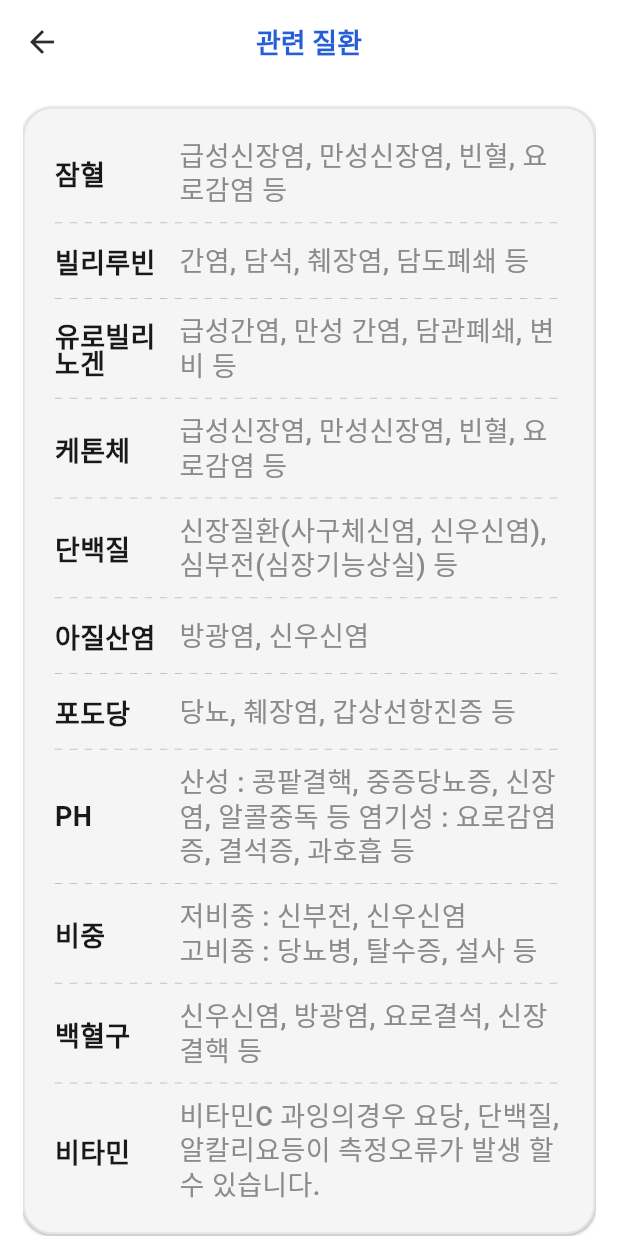
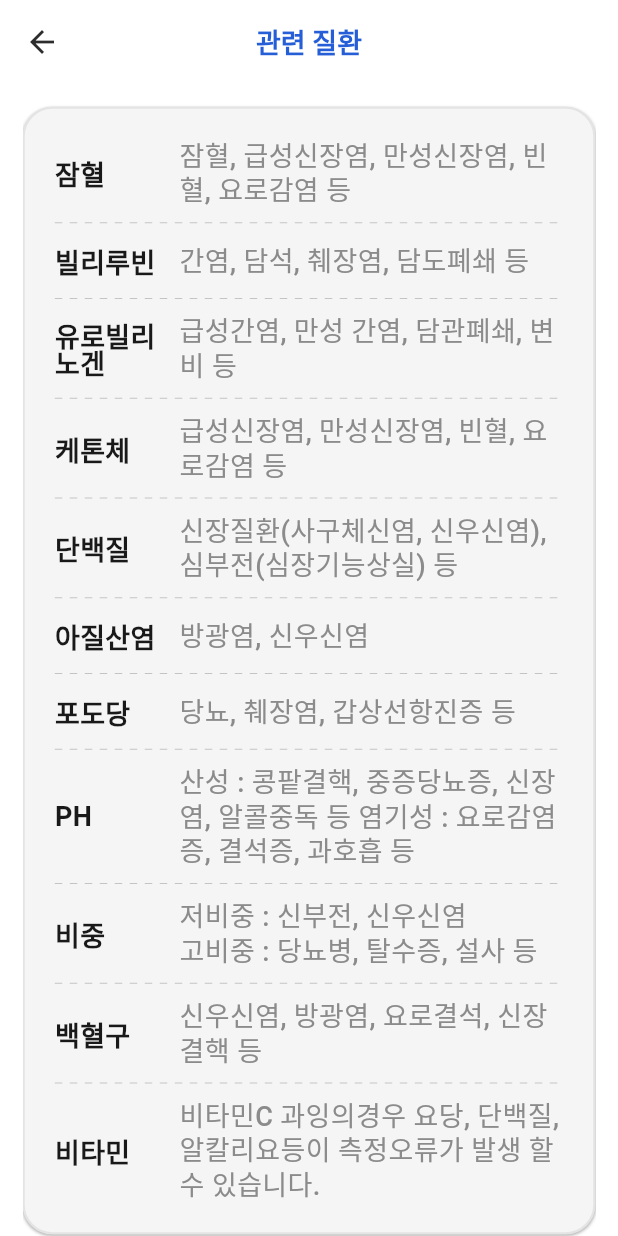
Before and after one commit to sangwon95/urine, a Flutter app: the DiseaseInfoView screen opened directly, on a phone screen of 412 x 824 dp. Run offline on Flutter 3.47's test engine with Material 3 defaults, Android fonts, the phone set to English and light mode, and no system bars; our stand-ins replace after_layout, dio, dropdown_button2, easy_localization, flutter_blue_plus, flutter_native_splash and 16 more; missing offline and left inert: dart:ffi, keyboard_utils_fork, msh_checkbox; accounts and stored records are empty; Roboto replaces fonts that are missing (pretendard).

Commit message:
v1.1.6 배포

```diff
--- a/lib/common/constant/texts.dart
+++ b/lib/common/constant/texts.dart
@@ -2,9 +2,9 @@
 
 class Texts {
   static const  appName = 'Yocheck';
-  static const appVersion = '1.1.5';
-  static const androidBuildVersion = '9';
-  static const iosBuildVersion = '9';
+  static const appVersion = '1.1.6';
+  static const androidBuildVersion = '10';
+  static const iosBuildVersion = '10';
   static const currentYear = '2024';
 
   static const imagePath = 'assets/images';
--- a/lib/layers/presentation/ingredient/v_disease_info.dart
+++ b/lib/layers/presentation/ingredient/v_disease_info.dart
@@ -55,7 +55,7 @@ class _DiseaseInfoViewState extends State<DiseaseInfoView> {
                 width: double.infinity,
                 child: Column(
                   children: [
-                    rowContents('잠혈', '급성신장염, 만성신장염, 빈혈, 요로감염 등'),
+                    rowContents('잠혈', '잠혈, 급성신장염, 만성신장염, 빈혈, 요로감염 등'),
                     const DottedLine(mWidth: double.infinity),
 
                     rowContents('빌리루빈', '간염, 담석, 췌장염, 담도폐쇄 등'),
--- a/lib/layers/presentation/ingredient/w_ingredient_header.dart
+++ b/lib/layers/presentation/ingredient/w_ingredient_header.dart
@@ -165,7 +165,7 @@ class IngredientHeader extends StatelessWidget {
     return TextStyle(
       fontSize: AppDim.fontSizeMedium,
       fontWeight: AppDim.weight500,
-      color: AppColors.darkOrange,
+      color: AppColors.lightGreen,
       fontFamily: 'pretendard',
     );
   }
--- a/lib/layers/presentation/widget/line_chart.dart
+++ b/lib/layers/presentation/widget/line_chart.dart
@@ -29,7 +29,7 @@ class BarChart{
 
       primaryYAxis: NumericAxis(
           minimum: 0,
-          maximum: 4,
+          maximum: 5,
           axisLine: const AxisLine(width: 2),
           labelFormat: '{value}',
           labelStyle: TextStyle(fontSize: 12),
```
Also changed, not shown: 2 other files.
